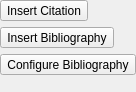
KDE/krita, file plugins/textshape/dialogs/SimpleCitationBibliographyWidget.ui: the form before one commit.
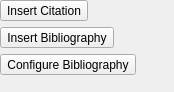
The form after the commit.

Commit message: Improve layout of option widgets.  Previously the option widgets would be spread out over the modebox or  tool options docker.  Before we couldn't just fix the height because then the tool option docker  tabbed with other dockers would limit the other tabs height.

Patch:
```diff
--- a/plugins/textshape/dialogs/SimpleCitationBibliographyWidget.ui
+++ b/plugins/textshape/dialogs/SimpleCitationBibliographyWidget.ui
@@ -60,20 +60,14 @@
     </widget>
    </item>
    <item>
-    <spacer name="verticalSpacer">
-     <property name="orientation">
-      <enum>Qt::Vertical</enum>
+    <widget class="QWidget" name="SpecialSpacer" native="true">
+     <property name="sizePolicy">
+      <sizepolicy hsizetype="Preferred" vsizetype="Expanding">
+       <horstretch>0</horstretch>
+       <verstretch>0</verstretch>
+      </sizepolicy>
      </property>
-     <property name="sizeType">
-      <enum>QSizePolicy::Expanding</enum>
-     </property>
-     <property name="sizeHint" stdset="0">
-      <size>
-       <width>20</width>
-       <height>0</height>
-      </size>
-     </property>
-    </spacer>
+    </widget>
    </item>
   </layout>
  </widget>
```
The commit also changes 14 other files.
